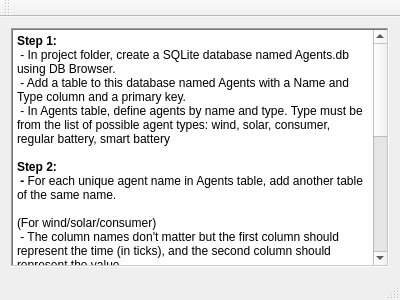
Above: QCustomPlotTestVS/QCustomPlotTestVS/Instructions.ui from killiansmyth17/fyp before the change. Below: the same form after it.
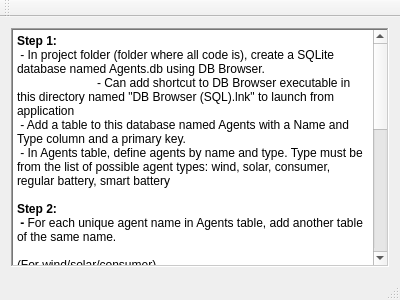
That is the form after the change.

Commit message: Ability to launch DB Browser with button

```diff
--- a/QCustomPlotTestVS/QCustomPlotTestVS/Instructions.ui
+++ b/QCustomPlotTestVS/QCustomPlotTestVS/Instructions.ui
@@ -32,7 +32,8 @@
 p, li { white-space: pre-wrap; }
 &lt;/style&gt;&lt;/head&gt;&lt;body style=&quot; font-family:'Segoe UI'; font-size:9pt; font-weight:400; font-style:normal;&quot;&gt;
 &lt;p style=&quot; margin-top:0px; margin-bottom:0px; margin-left:0px; margin-right:0px; -qt-block-indent:0; text-indent:0px;&quot;&gt;&lt;span style=&quot; font-weight:700;&quot;&gt;Step 1:&lt;/span&gt;&lt;/p&gt;
-&lt;p style=&quot; margin-top:0px; margin-bottom:0px; margin-left:0px; margin-right:0px; -qt-block-indent:0; text-indent:0px;&quot;&gt; - In project folder, create a SQLite database named Agents.db using DB Browser.&lt;/p&gt;
+&lt;p style=&quot; margin-top:0px; margin-bottom:0px; margin-left:0px; margin-right:0px; -qt-block-indent:0; text-indent:0px;&quot;&gt; - In project folder (folder where all code is), create a SQLite database named Agents.db using DB Browser.&lt;/p&gt;
+&lt;p style=&quot; margin-top:0px; margin-bottom:0px; margin-left:0px; margin-right:0px; -qt-block-indent:0; text-indent:0px;&quot;&gt;	- Can add shortcut to DB Browser executable in this directory named &amp;quot;DB Browser (SQL).lnk&amp;quot; to launch from application&lt;/p&gt;
 &lt;p style=&quot; margin-top:0px; margin-bottom:0px; margin-left:0px; margin-right:0px; -qt-block-indent:0; text-indent:0px;&quot;&gt; - Add a table to this database named Agents with a Name and Type column and a primary key.&lt;/p&gt;
 &lt;p style=&quot; margin-top:0px; margin-bottom:0px; margin-left:0px; margin-right:0px; -qt-block-indent:0; text-indent:0px;&quot;&gt; - In Agents table, define agents by name and type. Type must be from the list of possible agent types: wind, solar, consumer, regular battery, smart battery&lt;/p&gt;
 &lt;p style=&quot;-qt-paragraph-type:empty; margin-top:0px; margin-bottom:0px; margin-left:0px; margin-right:0px; -qt-block-indent:0; text-indent:0px;&quot;&gt;&lt;br /&gt;&lt;/p&gt;
```
The commit also changes 3 other files.
